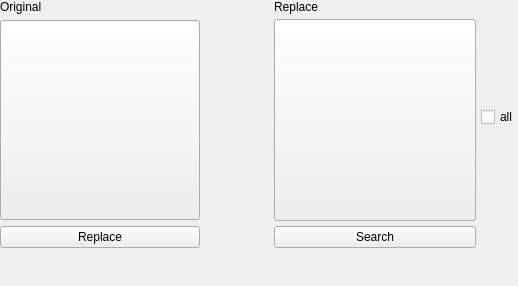
This is src/Gui/TagEdit/GUI_CoverEdit.ui in Inferno214221/sayonara-player as Qt 5 draws it before an edit. The edited form follows.
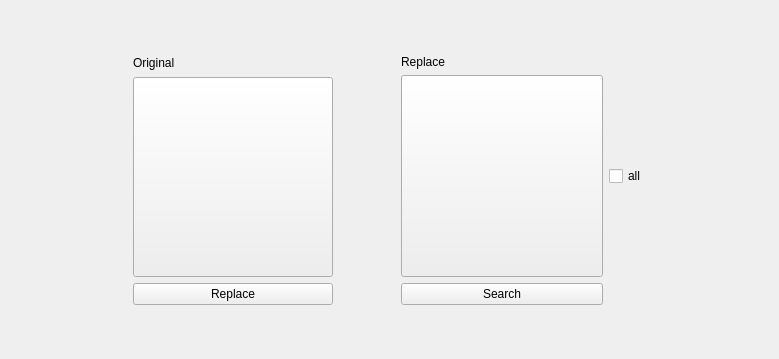
This is the edited form. Custom widgets are drawn as their Qt base class.

```diff
--- a/src/Gui/TagEdit/GUI_CoverEdit.ui
+++ b/src/Gui/TagEdit/GUI_CoverEdit.ui
@@ -6,8 +6,8 @@
    <rect>
     <x>0</x>
     <y>0</y>
-    <width>518</width>
-    <height>286</height>
+    <width>779</width>
+    <height>359</height>
    </rect>
   </property>
   <property name="windowTitle">
@@ -26,64 +26,126 @@
    <property name="bottomMargin">
     <number>0</number>
    </property>
-   <property name="spacing">
+   <property name="horizontalSpacing">
+    <number>10</number>
+   </property>
+   <property name="verticalSpacing">
     <number>5</number>
    </property>
-   <item row="0" column="3" colspan="2">
-    <widget class="QLabel" name="lab_replacement">
-     <property name="text">
-      <string notr="true">Replace</string>
+   <item row="2" column="3" rowspan="4">
+    <spacer name="verticalSpacer">
+     <property name="orientation">
+      <enum>Qt::Vertical</enum>
      </property>
-    </widget>
+     <property name="sizeHint" stdset="0">
+      <size>
+       <width>20</width>
+       <height>40</height>
+      </size>
+     </property>
+    </spacer>
    </item>
    <item row="1" column="5">
+    <spacer name="horizontalSpacer_3">
+     <property name="orientation">
+      <enum>Qt::Horizontal</enum>
+     </property>
+     <property name="sizeHint" stdset="0">
+      <size>
+       <width>40</width>
+       <height>20</height>
+      </size>
+     </property>
+    </spacer>
+   </item>
+   <item row="1" column="0">
+    <spacer name="horizontalSpacer_2">
+     <property name="orientation">
+      <enum>Qt::Horizontal</enum>
+     </property>
+     <property name="sizeHint" stdset="0">
+      <size>
+       <width>40</width>
+       <height>20</height>
+      </size>
+     </property>
+    </spacer>
+   </item>
+   <item row="1" column="3" colspan="2">
+    <widget class="QWidget" name="widget_replace" native="true">
+     <layout class="QGridLayout" name="gridLayout_3">
+      <item row="2" column="1">
+       <widget class="CoverButton" name="btn_cover_replacement">
+        <property name="sizePolicy">
+         <sizepolicy hsizetype="Minimum" vsizetype="Minimum">
+          <horstretch>0</horstretch>
+          <verstretch>0</verstretch>
+         </sizepolicy>
+        </property>
+        <property name="minimumSize">
+         <size>
+          <width>202</width>
+          <height>202</height>
+         </size>
+        </property>
+        <property name="maximumSize">
+         <size>
+          <width>202</width>
+          <height>202</height>
+         </size>
+        </property>
+        <property name="text">
+         <string/>
+        </property>
+        <property name="iconSize">
+         <size>
+          <width>200</width>
+          <height>200</height>
+         </size>
+        </property>
+       </widget>
+      </item>
+      <item row="2" column="2">
     <widget class="QCheckBox" name="cb_cover_all">
      <property name="text">
       <string notr="true">all</string>
      </property>
     </widget>
    </item>
-   <item row="0" column="1">
-    <widget class="QLabel" name="label_14">
+      <item row="1" column="1">
+       <widget class="QLabel" name="lab_replacement">
      <property name="text">
-      <string>Original</string>
+         <string notr="true">Replace</string>
      </property>
     </widget>
    </item>
-   <item row="3" column="3" colspan="2">
+      <item row="3" column="1">
     <widget class="QPushButton" name="btn_search">
      <property name="text">
       <string notr="true">Search</string>
      </property>
     </widget>
    </item>
-   <item row="1" column="2">
-    <spacer name="horizontalSpacer_3">
+      <item row="2" column="0">
+       <spacer name="horizontalSpacer">
      <property name="orientation">
       <enum>Qt::Horizontal</enum>
      </property>
      <property name="sizeHint" stdset="0">
       <size>
-       <width>29</width>
-       <height>197</height>
+          <width>40</width>
+          <height>20</height>
       </size>
      </property>
     </spacer>
    </item>
-   <item row="4" column="3">
-    <spacer name="verticalSpacer">
-     <property name="orientation">
-      <enum>Qt::Vertical</enum>
-     </property>
-     <property name="sizeHint" stdset="0">
-      <size>
-       <width>20</width>
-       <height>40</height>
-      </size>
-     </property>
-    </spacer>
+     </layout>
+    </widget>
    </item>
-   <item row="3" column="1">
+   <item row="1" column="1">
+    <widget class="QWidget" name="widget_original" native="true">
+     <layout class="QGridLayout" name="gridLayout_4">
+      <item row="2" column="0">
     <widget class="QPushButton" name="btn_replace">
      <property name="text">
       <string>Replace</string>
@@ -93,10 +155,10 @@
      </property>
     </widget>
    </item>
-   <item row="1" column="1" rowspan="2">
+      <item row="1" column="0">
     <widget class="QPushButton" name="btn_cover_original">
      <property name="sizePolicy">
-      <sizepolicy hsizetype="Minimum" vsizetype="Minimum">
+         <sizepolicy hsizetype="Maximum" vsizetype="Maximum">
        <horstretch>0</horstretch>
        <verstretch>0</verstretch>
       </sizepolicy>
@@ -124,36 +186,28 @@
      </property>
     </widget>
    </item>
-   <item row="1" column="3" rowspan="2" colspan="2">
-    <widget class="CoverButton" name="btn_cover_replacement">
-     <property name="sizePolicy">
-      <sizepolicy hsizetype="Minimum" vsizetype="Minimum">
-       <horstretch>0</horstretch>
-       <verstretch>0</verstretch>
-      </sizepolicy>
-     </property>
-     <property name="minimumSize">
-      <size>
-       <width>202</width>
-       <height>202</height>
-      </size>
+      <item row="0" column="0">
+       <widget class="QLabel" name="lab_original">
+        <property name="text">
+         <string>Original</string>
+        </property>
+       </widget>
+      </item>
+     </layout>
+    </widget>
+   </item>
+   <item row="0" column="5">
+    <spacer name="verticalSpacer_2">
+     <property name="orientation">
+      <enum>Qt::Vertical</enum>
      </property>
-     <property name="maximumSize">
+     <property name="sizeHint" stdset="0">
       <size>
-       <width>202</width>
-       <height>202</height>
+       <width>20</width>
+       <height>40</height>
       </size>
      </property>
-     <property name="text">
-      <string/>
-     </property>
-     <property name="iconSize">
-      <size>
-       <width>200</width>
-       <height>200</height>
-      </size>
-     </property>
-    </widget>
+    </spacer>
    </item>
   </layout>
  </widget>
```
Lines whose indentation alone changed are shown as unchanged.
